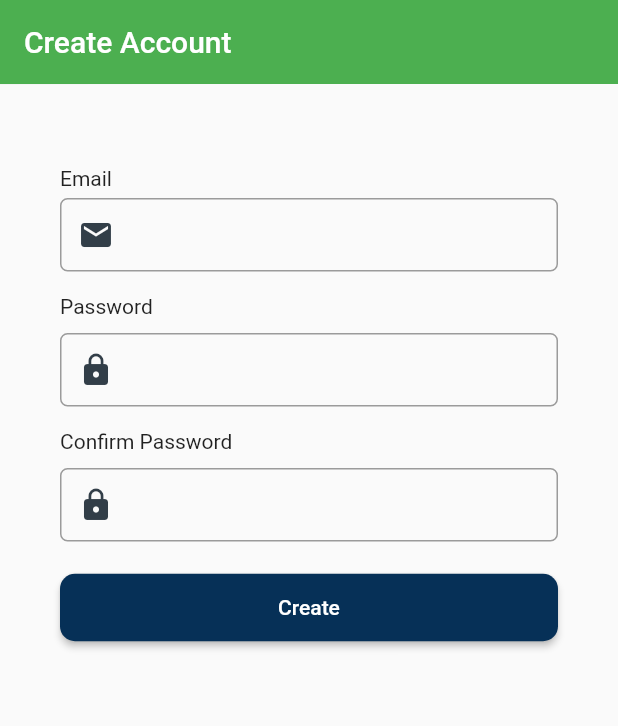
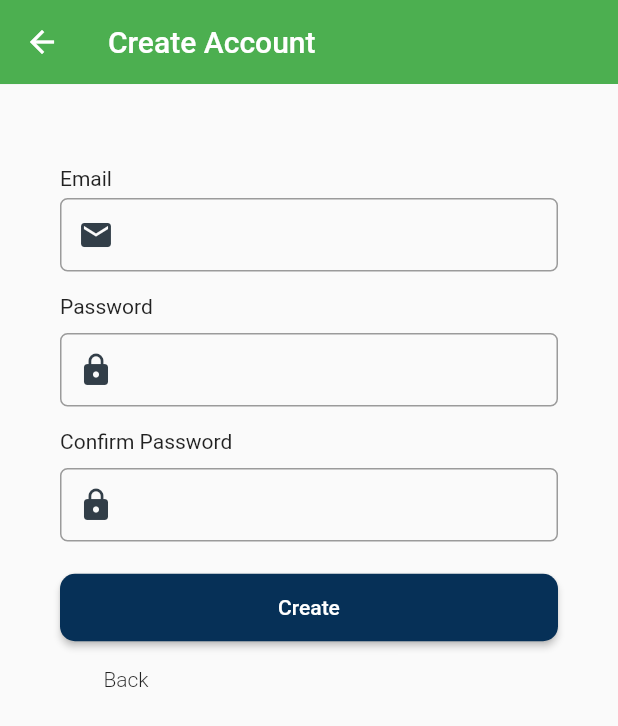
Before and after one commit to Innoventum-oy/youthcard, a Flutter app: the screen it shows after launch, after a tap on "Sign up", on a phone screen of 412 x 824 dp. Shown: the top 726 px of the screen. Run offline on Flutter 3.47's test engine with Material 2 defaults, Android fonts, the phone set to English and light mode, and no system bars; our stand-ins replace flushbar, shared_preferences; missing offline and left inert: qr_code_scanner.

Commit message:
Add Back button to register.dart

```diff
--- a/lib/src/views/loginform.dart
+++ b/lib/src/views/loginform.dart
@@ -59,7 +59,7 @@ class _LoginState extends State<Login> {
           padding: EdgeInsets.only(left: 0.0),
           child: Text("Sign up", style: TextStyle(fontWeight: FontWeight.w300)),
           onPressed: () {
-            Navigator.pushReplacementNamed(context, '/register');
+            Navigator.pushNamed(context, '/register');
           },
         ),
       ],
--- a/lib/src/views/register.dart
+++ b/lib/src/views/register.dart
@@ -107,7 +107,16 @@ class _RegisterState extends State<Register> {
                 SizedBox(height: 20.0),
                 auth.loggedInStatus == Status.Authenticating
                     ? loading
-                    : longButtons("Create", doRegister),
+                    : longButtons("Create", doRegister),FlatButton(
+                    padding: EdgeInsets.only(left: 0.0),
+            onPressed: () {
+              // Navigate back to the first screen by popping the current route
+              // off the stack.
+              Navigator.of(context, rootNavigator: true).pop(context);
+
+            },
+            child: Text('Back',style: TextStyle(fontWeight: FontWeight.w300)))
+
               ],
             ),
           ),
```
